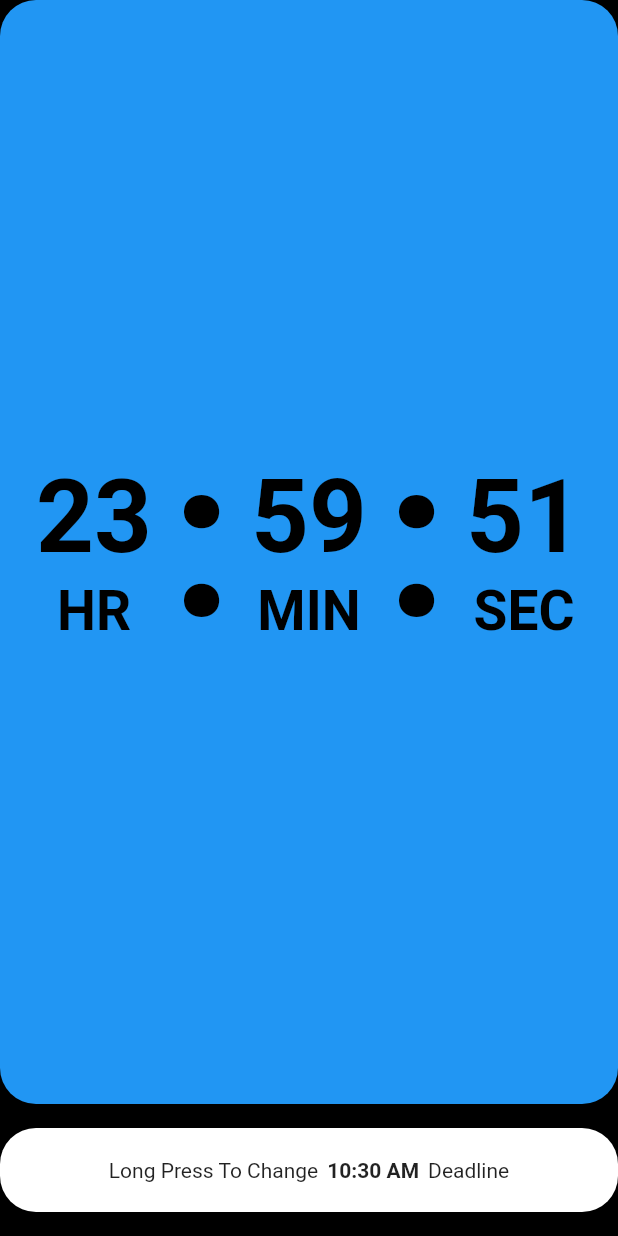
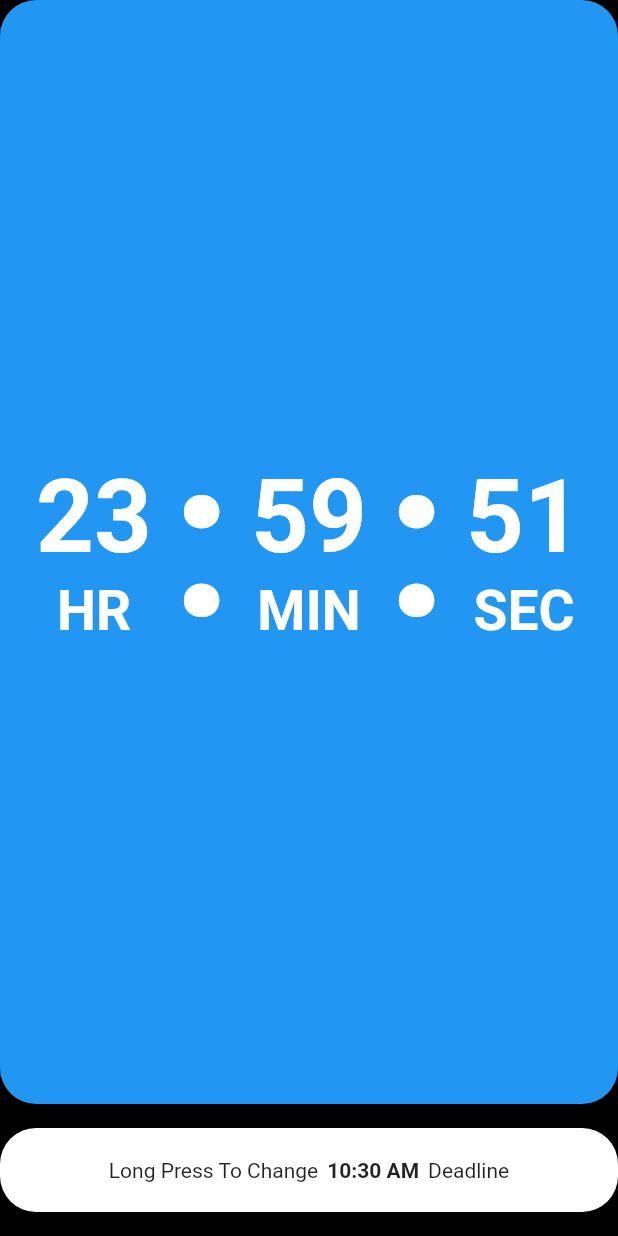
Before and after one commit to b-cancel/meetingTimer, a Flutter app: the screen it shows after launch, after a tap on "Start", on a phone screen of 412 x 824 dp. Run offline on Flutter 3.47's test engine with Material 2 defaults, Android fonts, the light colour scheme and no system bars; our stand-ins replace page_transition; missing offline and left inert: flutter_picker.

Commit message:
minor repair

```diff
--- a/lib/timer.dart
+++ b/lib/timer.dart
@@ -116,7 +116,7 @@ class _TimerState extends State<Timer> {
                             fit: BoxFit.contain,
                             child: MyTimerDisplay(
                               duration: passedTimeAbs,
-                              textColor: Colors.black,
+                              textColor: Colors.white,
                             ),
                           ),
                         ),
```
Also changed, not shown: 2 other files.
